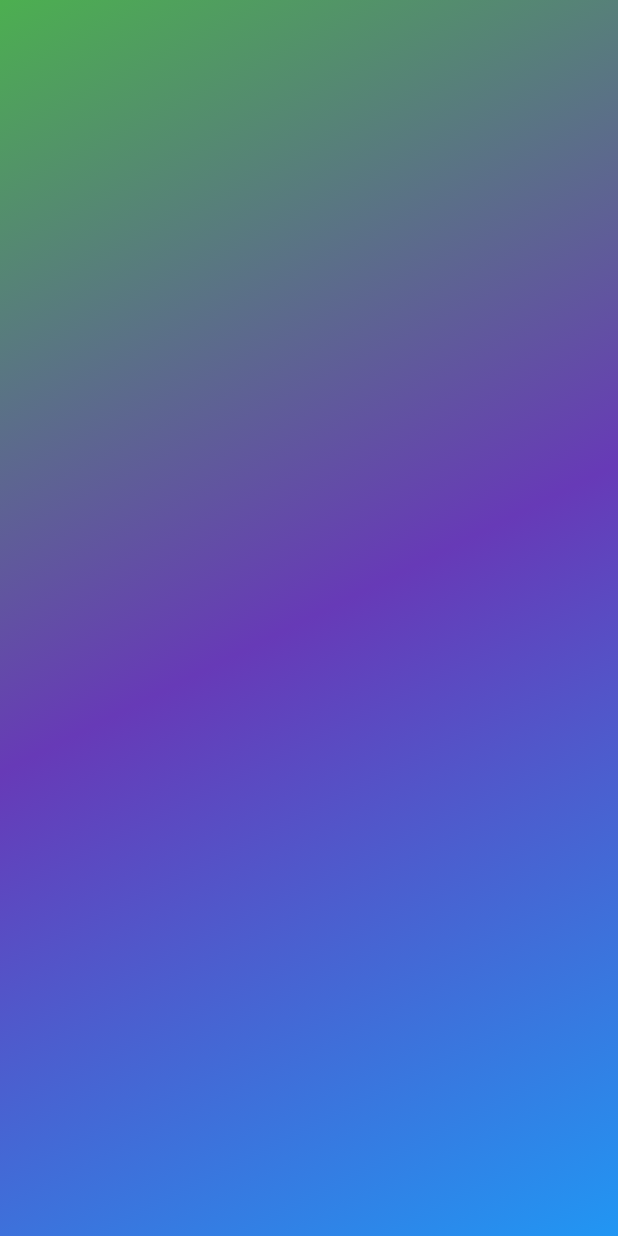
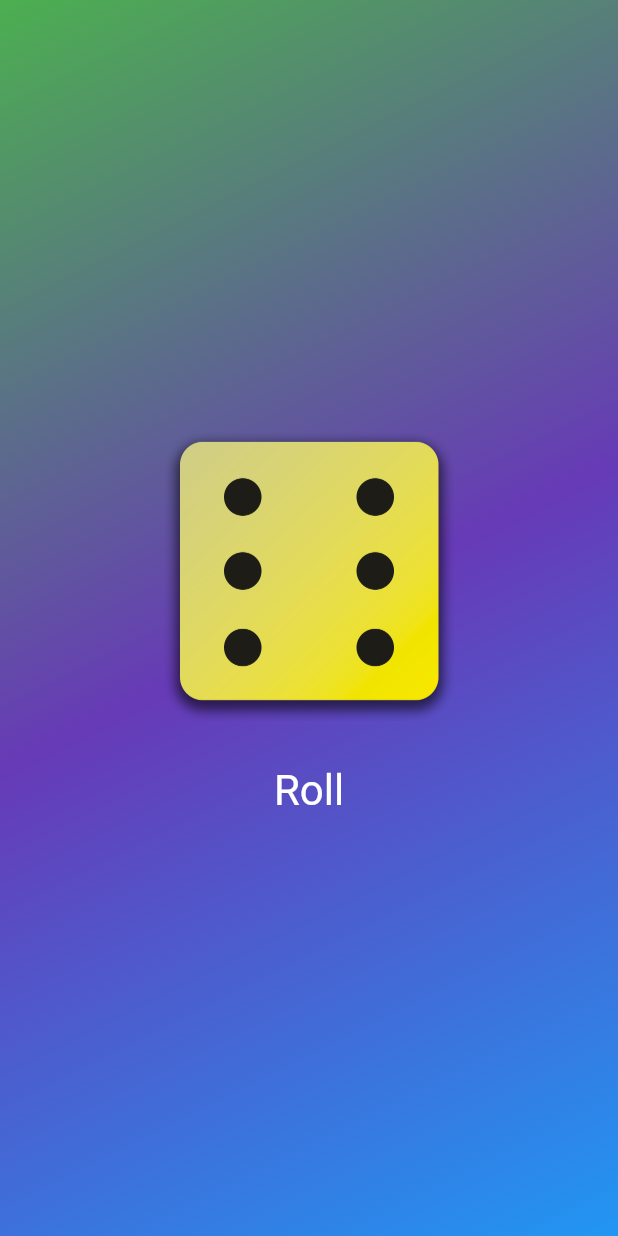
Before and after one commit to josuemj/rolling-dice-app, a Flutter app: the screen it shows after launch, on a phone screen of 412 x 824 dp. Run offline on Flutter 3.47's test engine with Material 3 defaults, Android fonts, the light colour scheme and no system bars.

Commit message:
feat: introduced dice container

```diff
--- /dev/null
+++ b/lib/components/dice_container.dart
@@ -0,0 +1,33 @@
+import 'package:flutter/material.dart';
+
+class DiceContainer extends StatelessWidget {
+  const DiceContainer({super.key});
+
+  void roll() {}
+
+  @override
+  Widget build(context) {
+    return Center(
+      child: (Column(
+        mainAxisSize: MainAxisSize.min,
+        children: [
+          Image.asset(
+            'assets/images/dice-6.png',
+            width: 200,
+          ),
+          TextButton(
+            onPressed: roll,
+            style: TextButton.styleFrom(
+              padding: const EdgeInsets.only(top: 30),
+              foregroundColor: Colors.white,
+              textStyle: const TextStyle(
+                fontSize: 28,
+              ),
+            ),
+            child: const Text("Roll"),
+          ),
+        ],
+      )),
+    );
+  }
+}
--- a/lib/screens/main_container.dart
+++ b/lib/screens/main_container.dart
@@ -1,4 +1,5 @@
 import 'package:flutter/material.dart';
+import 'package:rolling_dice_app/components/dice_container.dart';
 
 class AppContainer extends StatelessWidget {
   const AppContainer({super.key, required this.gradientColors});
@@ -15,6 +16,7 @@ class AppContainer extends StatelessWidget {
           begin: Alignment.bottomRight,
         ),
       ),
+      child: DiceContainer(),
     ));
   }
 }
```
